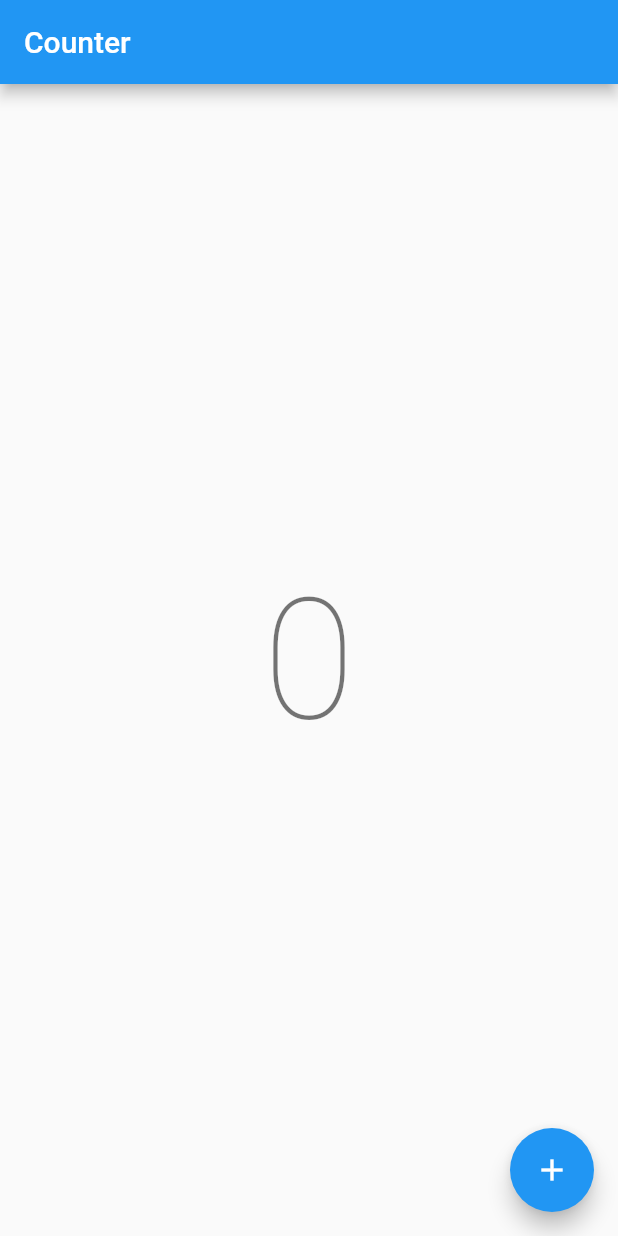
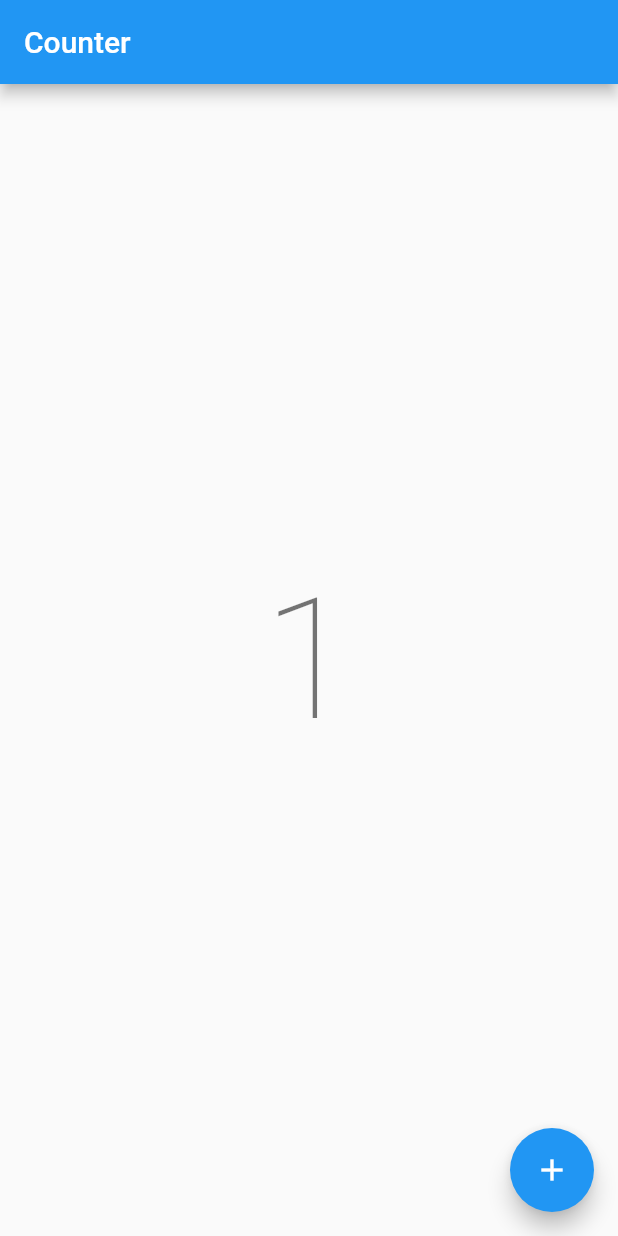
Before and after one commit to shoanchikato/simple_counter_flutter, a Flutter app: the screen it shows after launch, after a tap on the "add" icon, on a phone screen of 412 x 824 dp. Run offline on Flutter 3.47's test engine with Material 2 defaults, Android fonts, the phone set to English and light mode, and no system bars; our stand-ins replace flutter_bloc.

```diff
--- a/lib/main.dart
+++ b/lib/main.dart
@@ -1,4 +1,11 @@
 import 'package:flutter/material.dart';
+import 'package:flutter_bloc/flutter_bloc.dart';
+
+class CounterCubit extends Cubit<int> {
+  CounterCubit() : super(0);
+
+  void increment() => emit(state + 1);
+}
 
 void main() {
   runApp(MyApp());
@@ -8,7 +15,10 @@ class MyApp extends StatelessWidget {
   @override
   Widget build(BuildContext context) {
     return MaterialApp(
-      home: CounterPage(),
+      home: BlocProvider(
+        create: (_) => CounterCubit(),
+        child: CounterPage(),
+      ),
     );
   }
 }
@@ -22,13 +32,20 @@ class CounterPage extends StatelessWidget {
         title: Text('Counter'),
       ),
       body: Center(
-        child: Text(
-          '0',
-          style: theme.textTheme.headline1,
+        child: BlocBuilder<CounterCubit, int>(
+          builder: (context, state) {
+            return Text(
+              '$state',
+              style: theme.textTheme.headline1,
+            );
+          },
         ),
       ),
       floatingActionButton: FloatingActionButton(
-        onPressed: () {},
+        onPressed: () {
+          // BlocProvider.of<CounterCubit>(context).increment();
+          context.read<CounterCubit>().increment();
+        },
         child: Icon(Icons.add),
       ),
     );
```
Also changed, not shown: pubspec.yaml (+1 -53 lines), pubspec.lock.
